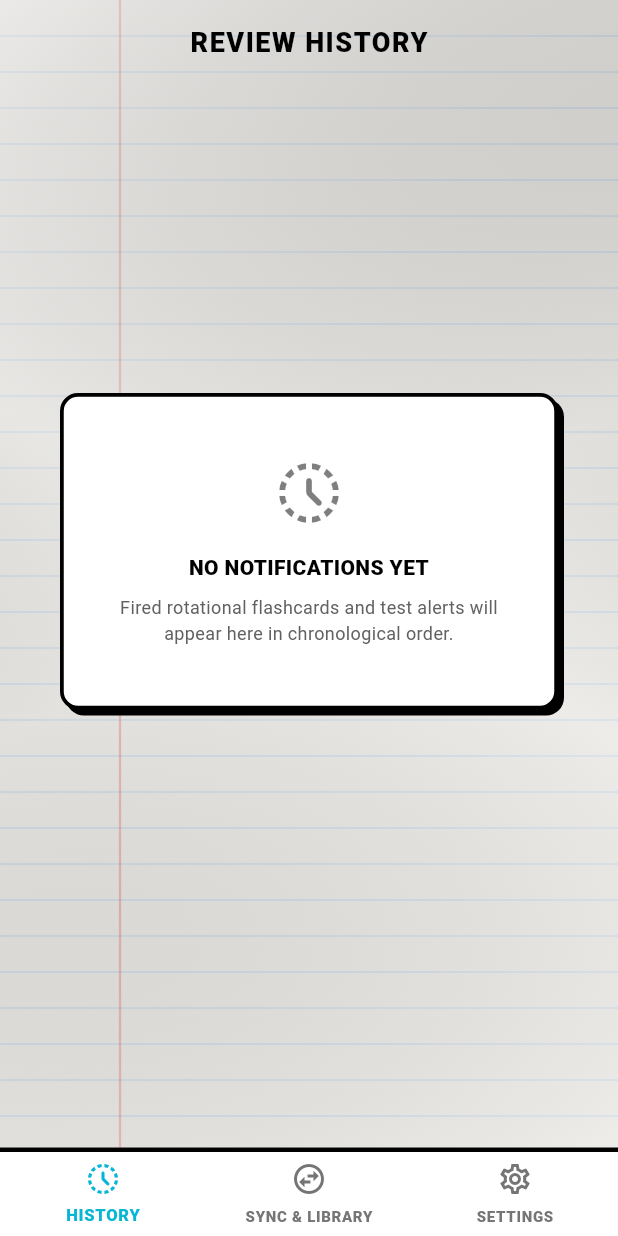
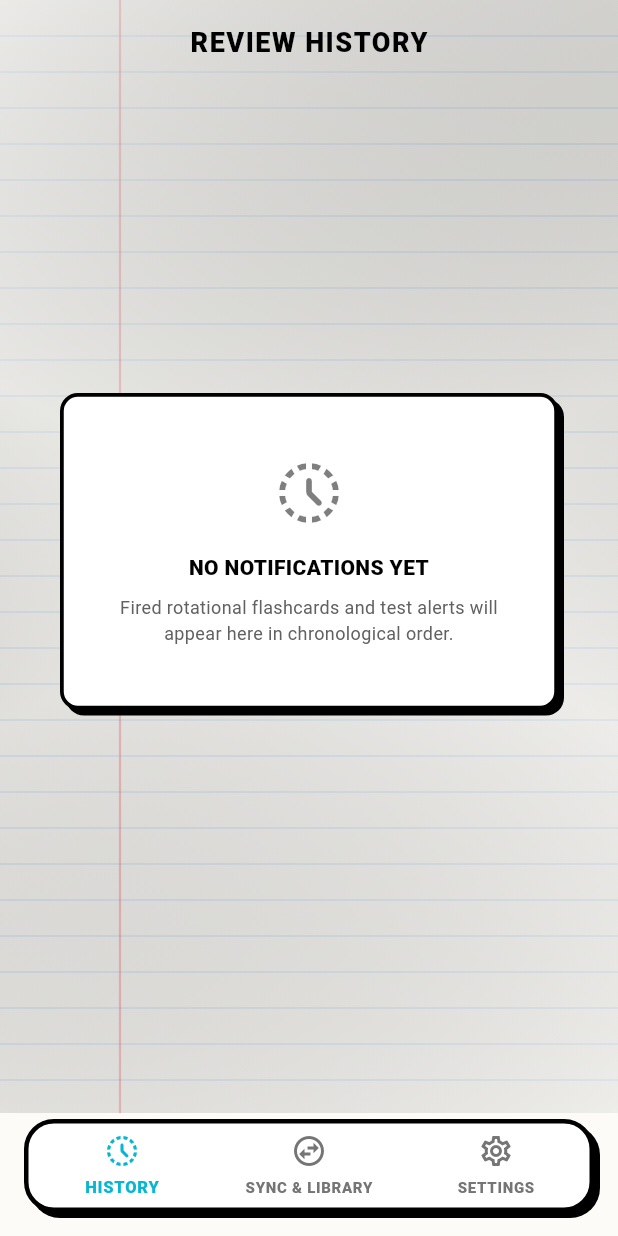
Before and after one commit to V3NK47XD/MindLoop, a Flutter app: the screen it shows after launch, on a phone screen of 412 x 824 dp. Run offline on Flutter 3.47's test engine with Material 3 defaults, Android fonts, the phone set to English and light mode, and no system bars; our stand-ins replace flutter_local_notifications, flutter_markdown, flutter_timezone, shared_preferences, sqflite, timezone; missing offline and left inert: flutter_math_fork, mobile_scanner; accounts and stored records are empty.

Commit message:
style: convert mobile bottom navbar into floating pill with rounded corners, neobrutalist border, and bottom margins

```diff
--- a/mobile/lib/views/main_navigation_view.dart
+++ b/mobile/lib/views/main_navigation_view.dart
@@ -22,21 +22,34 @@ class _MainNavigationViewState extends State<MainNavigationView> {
   @override
   Widget build(BuildContext context) {
     final isDark = Theme.of(context).brightness == Brightness.dark;
-    final panelBg = isDark ? const Color(0xFF111827) : Colors.white;
-    final borderColor = isDark ? Colors.white : Colors.black;
+    final panelBg = isDark ? const Color(0xFF1E293B) : Colors.white;
+    final borderColor = isDark ? const Color(0xFF38BDF8) : Colors.black;
+    final shadowColor = isDark ? Colors.black45 : Colors.black;
 
     return Scaffold(
       body: IndexedStack(
         index: _currentIndex,
         children: _pages,
       ),
-      bottomNavigationBar: Container(
+      bottomNavigationBar: SafeArea(
+        top: false,
+        child: Padding(
+          padding: const EdgeInsets.only(left: 16.0, right: 16.0, bottom: 16.0, top: 4.0),
+          child: Container(
             decoration: BoxDecoration(
               color: panelBg,
-          border: Border(
-            top: BorderSide(color: borderColor, width: 3.0),
+              borderRadius: BorderRadius.circular(20.0),
+              border: Border.all(color: borderColor, width: 3.0),
+              boxShadow: [
+                BoxShadow(
+                  color: shadowColor,
+                  offset: const Offset(4, 4),
+                  blurRadius: 0,
                 ),
+              ],
             ),
+            child: ClipRRect(
+              borderRadius: BorderRadius.circular(16.0),
               child: BottomNavigationBar(
                 currentIndex: _currentIndex,
                 onTap: (index) {
@@ -44,9 +57,9 @@ class _MainNavigationViewState extends State<MainNavigationView> {
                     _currentIndex = index;
                   });
                 },
-          backgroundColor: panelBg,
-          selectedItemColor: isDark ? Colors.cyan : const Color(0xFF06B6D4),
-          unselectedItemColor: isDark ? Colors.grey[500] : Colors.grey[600],
+                backgroundColor: Colors.transparent,
+                selectedItemColor: isDark ? const Color(0xFF38BDF8) : const Color(0xFF06B6D4),
+                unselectedItemColor: isDark ? Colors.grey[400] : Colors.grey[600],
                 selectedLabelStyle: const TextStyle(fontWeight: FontWeight.w900, fontSize: 11, letterSpacing: 0.5),
                 unselectedLabelStyle: const TextStyle(fontWeight: FontWeight.w800, fontSize: 10, letterSpacing: 0.5),
                 type: BottomNavigationBarType.fixed,
@@ -76,6 +89,9 @@ class _MainNavigationViewState extends State<MainNavigationView> {
                 ],
               ),
             ),
+          ),
+        ),
+      ),
     );
   }
 }
```
Lines whose indentation alone changed are shown as unchanged.
